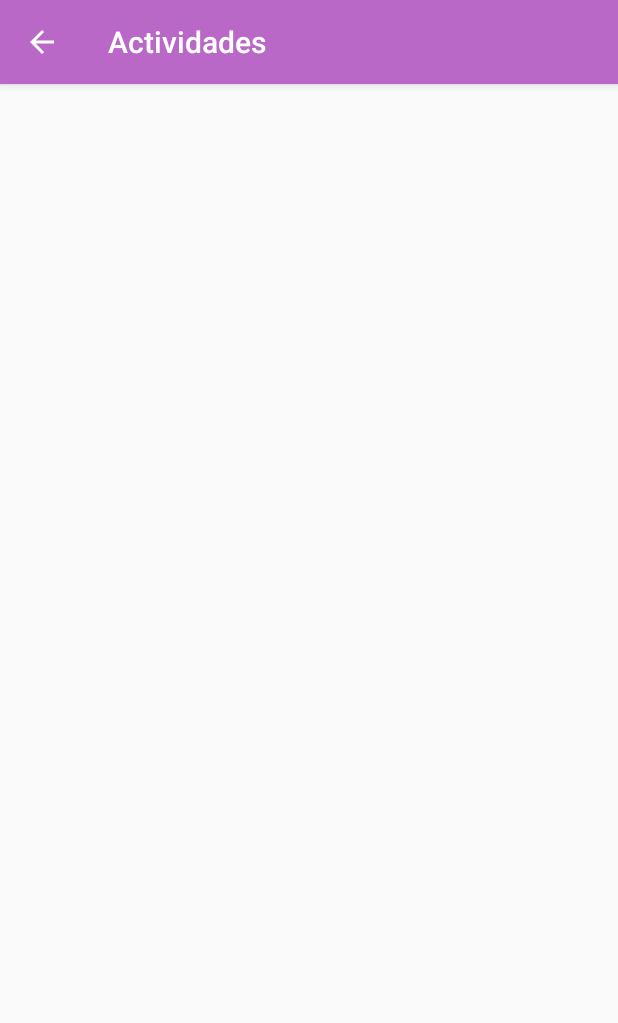
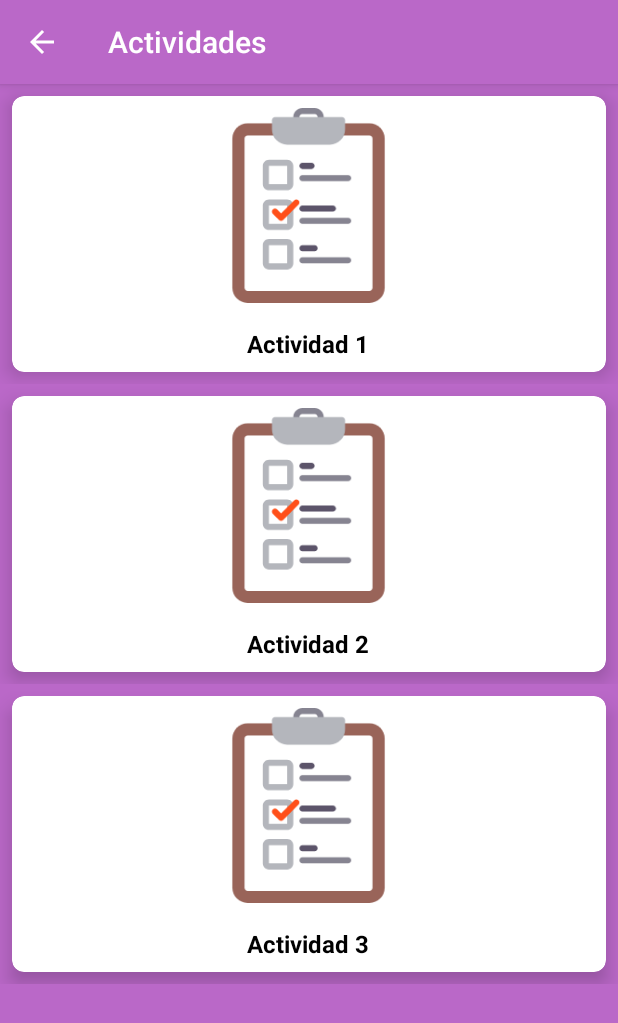
Before and after one commit to carlosarroyoam/Working-Together, an Android app: the ParentActivities screen opened directly, with no data from a screen before it, on a phone screen of 412 x 824 dp. Shown: the top 1023 px of the screen. Run offline under Robolectric (Android 15) with nearby library versions, the phone set to English and light mode, and no system bars.

```diff
--- /dev/null
+++ b/app/src/main/java/com/workingtogether/workingtogether/adapter/ParentsActivitiesRecyclerViewAdapter.java
@@ -0,0 +1,43 @@
+package com.workingtogether.workingtogether.adapter;
+
+import android.support.v7.widget.RecyclerView;
+import android.view.LayoutInflater;
+import android.view.View;
+import android.view.ViewGroup;
+import android.widget.TextView;
+
+import com.workingtogether.workingtogether.R;
+
+public class ParentsActivitiesRecyclerViewAdapter extends RecyclerView.Adapter<ParentsActivitiesRecyclerViewAdapter.ViewHolder> {
+    private String[] mActivitiesDataset;
+
+    public ParentsActivitiesRecyclerViewAdapter() {
+        String[] fromDBDataset = { "Actividad 1", "Actividad 2", "Actividad 3"};//Cargar desde db
+        mActivitiesDataset = fromDBDataset;
+    }
+
+    @Override
+    public ParentsActivitiesRecyclerViewAdapter.ViewHolder onCreateViewHolder(ViewGroup parent, int viewType) {
+        View view = LayoutInflater.from(parent.getContext()).inflate(R.layout.activity_parent_activities_cardview_item, parent, false);
+        return new ViewHolder(view);
+    }
+
+    @Override
+    public void onBindViewHolder(ViewHolder holder, int position) {
+        holder.mTextView.setText(mActivitiesDataset[position]);
+    }
+
+    @Override
+    public int getItemCount() {
+        return mActivitiesDataset.length;
+    }
+
+    public static class ViewHolder extends RecyclerView.ViewHolder {
+        private TextView mTextView;
+
+        public ViewHolder(View itemView) {
+            super(itemView);
+            mTextView = itemView.findViewById(R.id.activities_cardview_item_activity_title);
+        }
+    }
+}
--- a/app/src/main/java/com/workingtogether/workingtogether/parent/ParentActivities.java
+++ b/app/src/main/java/com/workingtogether/workingtogether/parent/ParentActivities.java
@@ -1,21 +1,31 @@
 package com.workingtogether.workingtogether.parent;
 
-import android.content.DialogInterface;
-import android.content.Intent;
-import android.support.v7.app.AlertDialog;
+import android.os.Bundle;
 import android.support.v7.app.AppCompatActivity;
-import android.os.Bundle;
-
+import android.support.v7.widget.LinearLayoutManager;
+import android.support.v7.widget.RecyclerView;
 import com.workingtogether.workingtogether.R;
-import com.workingtogether.workingtogether.Signin;
+import com.workingtogether.workingtogether.adapter.ParentsActivitiesRecyclerViewAdapter;
+import com.workingtogether.workingtogether.adapter.ParentsHomeworksRecyclerViewAdapter;
 
 public class ParentActivities extends AppCompatActivity {
+    private RecyclerView mRecyclerView;
+    private RecyclerView.Adapter mAdapter;
+    private RecyclerView.LayoutManager mLayoutManager;
 
     @Override
     protected void onCreate(Bundle savedInstanceState) {
         super.onCreate(savedInstanceState);
         setContentView(R.layout.activity_parent_activities);
+
         getSupportActionBar().setDisplayHomeAsUpEnabled(true);
+
+        mRecyclerView = findViewById(R.id.recycler_view_activities);
+        mRecyclerView.setHasFixedSize(true);
+        mLayoutManager = new LinearLayoutManager(this);
+        mRecyclerView.setLayoutManager(mLayoutManager);
+        mAdapter = new ParentsActivitiesRecyclerViewAdapter();
+        mRecyclerView.setAdapter(mAdapter);
     }
 
     @Override
--- a/app/src/main/res/layout/activity_parent_activities.xml
+++ b/app/src/main/res/layout/activity_parent_activities.xml
@@ -1,9 +1,17 @@
 <?xml version="1.0" encoding="utf-8"?>
-<android.support.constraint.ConstraintLayout xmlns:android="http://schemas.android.com/apk/res/android"
-    xmlns:app="http://schemas.android.com/apk/res-auto"
+
+<RelativeLayout
+    xmlns:android="http://schemas.android.com/apk/res/android"
     xmlns:tools="http://schemas.android.com/tools"
     android:layout_width="match_parent"
     android:layout_height="match_parent"
-    tools:context=".parent.ParentActivities">
+    android:background="@color/colorPrimary"
+    tools:context=".parent.ParentHomeworks">
 
-</android.support.constraint.ConstraintLayout>
+    <android.support.v7.widget.RecyclerView
+        android:id="@+id/recycler_view_activities"
+        android:scrollbars="vertical"
+        android:layout_width="match_parent"
+        android:layout_height="match_parent"/>
+
+</RelativeLayout>
--- /dev/null
+++ b/app/src/main/res/layout/activity_parent_activities_cardview_item.xml
@@ -0,0 +1,46 @@
+<?xml version="1.0" encoding="utf-8"?>
+
+<RelativeLayout xmlns:android="http://schemas.android.com/apk/res/android"
+    android:layout_width="match_parent"
+    android:layout_height="wrap_content"
+    xmlns:app="http://schemas.android.com/apk/res-auto">
+
+    <android.support.v7.widget.CardView
+        android:layout_width="match_parent"
+        android:layout_height="wrap_content"
+        android:layout_columnWeight="1"
+        android:layout_margin="@dimen/half_margin"
+        android:layout_rowWeight="0"
+        app:cardCornerRadius="8dp"
+        app:cardElevation="8dp">
+
+        <LinearLayout
+            android:layout_width="wrap_content"
+            android:layout_height="wrap_content"
+            android:layout_gravity="center_horizontal|center_vertical"
+            android:orientation="vertical">
+
+            <ImageView
+                android:layout_width="@dimen/dashboard_squared_icon_size"
+                android:layout_height="@dimen/dashboard_squared_icon_size"
+                android:layout_gravity="center_horizontal"
+                android:layout_margin="@dimen/half_margin"
+                android:src="@drawable/ic_activities" />
+
+            <TextView
+                android:id="@+id/activities_cardview_item_activity_title"
+                android:layout_width="wrap_content"
+                android:layout_height="wrap_content"
+                android:layout_gravity="center"
+                android:layout_margin="@dimen/half_margin"
+                android:text="@string/layout_parent_homeworks_name"
+                android:textAlignment="center"
+                android:textColor="@android:color/black"
+                android:textSize="@dimen/txt_text_size"
+                android:textStyle="bold" />
+
+        </LinearLayout>
+
+    </android.support.v7.widget.CardView>
+
+</RelativeLayout>
--- a/app/src/main/res/values/dimens.xml
+++ b/app/src/main/res/values/dimens.xml
@@ -2,6 +2,7 @@
 <resources>
 
     <dimen name="dashboard_squared_icon_size">130dp</dimen>
+    <dimen name="grades_squared_grade_cardview_size">130dp</dimen>
     <dimen name="drawer_squared_icon_size">130dp</dimen>
     <dimen name="squared_app_icon_size">140dp</dimen>
     <dimen name="semaphore_icon_size">240dp</dimen>
```
Also changed, not shown: app/src/main/java/com/workingtogether/workingtogether/adapter/ParentsGradesRecyclerViewAdapter.java (added, +51 -0 lines), app/src/main/java/com/workingtogether/workingtogether/adapter/ParentsHomeworksRecyclerViewAdapter.java (added, +42 -0 lines), app/src/main/java/com/workingtogether/workingtogether/parent/ParentDashboard.java (+4 -4 lines), app/src/main/java/com/workingtogether/workingtogether/parent/ParentGrades.java (+16 -1 lines), app/src/main/java/com/workingtogether/workingtogether/parent/ParentHomeworks.java (+19 -5 lines), app/src/main/res/layout/activity_parent_grades.xml (+8 -1 lines), app/src/main/res/layout/activity_parent_grades_cardview_item.xml (added, +51 -0 lines), app/src/main/res/layout/activity_parent_homeworks.xml (+7 -1 lines), app/src/main/res/layout/activity_parent_homeworks_cardview_item.xml (added, +46 -0 lines).
